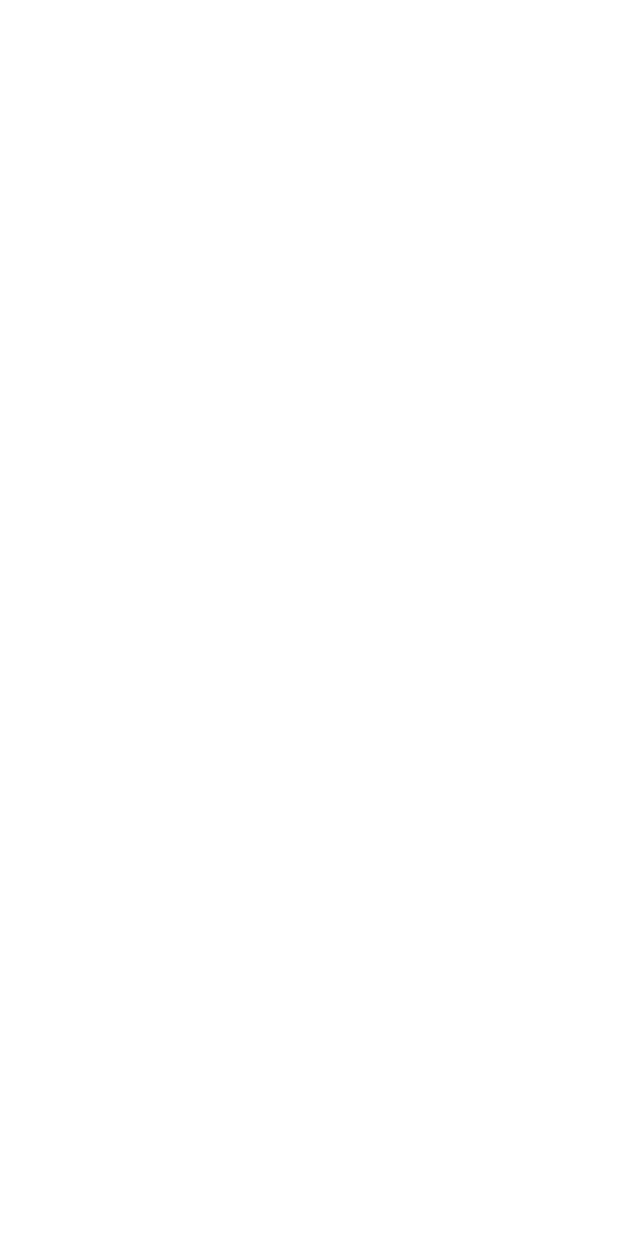
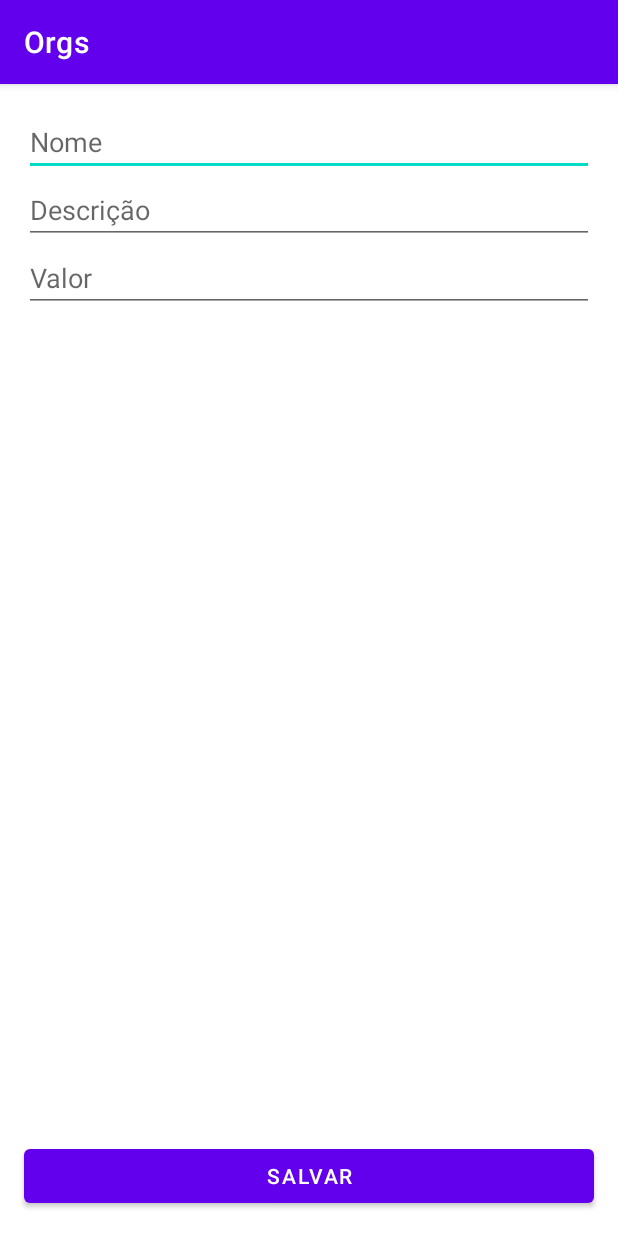
Before and after one commit to PedroSomensi/android-orgs, an Android app built with Jetpack Compose: the screen it shows after launch (MainActivity before the commit, FormProductActivity after it), on a phone screen of 412 x 824 dp. Before the commit the screen is empty. Run offline under Robolectric (Android 15) with nearby library versions, the phone set to English and light mode, and no system bars.

Commit message:
created form activity

```diff
--- a/app/src/main/java/com/somensi/orgs/MainActivity.kt
+++ /dev/null
@@ -1,14 +0,0 @@
-package com.somensi.orgs
-
-import android.app.Activity
-import android.os.Bundle
-import android.widget.Toast
-
-class MainActivity: Activity() {
-
-    override fun onCreate(savedInstanceState: Bundle?) {
-        super.onCreate(savedInstanceState)
-        Toast.makeText(this, "Bem vindo ao Orgs!", Toast.LENGTH_SHORT).show()
-    }
-
-}
--- /dev/null
+++ b/app/src/main/res/layout/activity_form_product.xml
@@ -0,0 +1,60 @@
+<?xml version="1.0" encoding="utf-8"?>
+<ScrollView xmlns:android="http://schemas.android.com/apk/res/android"
+    xmlns:app="http://schemas.android.com/apk/res-auto"
+    xmlns:tools="http://schemas.android.com/tools"
+    android:layout_width="match_parent"
+    android:layout_height="match_parent"
+    android:fillViewport="true">
+
+    <androidx.constraintlayout.widget.ConstraintLayout
+        android:layout_width="match_parent"
+        android:layout_height="wrap_content"
+        tools:context=".ui.activity.FormProductActivity">
+
+        <EditText
+            android:id="@+id/name"
+            android:layout_width="0dp"
+            android:layout_height="wrap_content"
+            app:layout_constraintStart_toStartOf="parent"
+            app:layout_constraintTop_toTopOf="parent"
+            app:layout_constraintEnd_toEndOf="parent"
+            android:hint="Nome"
+            android:layout_margin="16dp"
+            android:inputType="text"
+            />
+
+        <EditText
+            android:id="@+id/description"
+            android:layout_width="0dp"
+            android:layout_height="wrap_content"
+            app:layout_constraintEnd_toEndOf="@id/name"
+            app:layout_constraintStart_toStartOf="@id/name"
+            app:layout_constraintTop_toBottomOf="@id/name"
+            android:hint="Descrição"
+            android:inputType="text"/>
+
+        <EditText
+            android:id="@+id/value"
+            android:layout_width="0dp"
+            android:layout_height="wrap_content"
+            app:layout_constraintStart_toStartOf="@id/name"
+            app:layout_constraintTop_toBottomOf="@id/description"
+            app:layout_constraintEnd_toEndOf="@id/name"
+            android:hint="Valor"
+            android:inputType="numberDecimal" />
+
+        <Button
+            android:id="@+id/button_save"
+            android:layout_width="0dp"
+            android:layout_height="wrap_content"
+            app:layout_constraintBottom_toBottomOf="parent"
+            app:layout_constraintStart_toStartOf="parent"
+            app:layout_constraintEnd_toEndOf="parent"
+            android:layout_margin="16dp"
+            android:text="Salvar"
+            app:layout_constraintTop_toBottomOf="@id/value"
+            app:layout_constraintVertical_bias="1"
+            />
+
+    </androidx.constraintlayout.widget.ConstraintLayout>
+</ScrollView>
--- a/app/src/main/res/values/strings.xml
+++ b/app/src/main/res/values/strings.xml
@@ -1,3 +1,4 @@
 <resources>
     <string name="app_name">Orgs</string>
+    <string name="title_activity_form_product">FormProductActivity</string>
 </resources>
--- a/build.gradle.kts
+++ b/build.gradle.kts
@@ -1,5 +1,9 @@
 // Top-level build file where you can add configuration options common to all sub-projects/modules.
 plugins {
     id("com.android.application") version "8.1.1" apply false
-    id("org.jetbrains.kotlin.android") version "1.9.0" apply false
+    id("org.jetbrains.kotlin.android") version "1.8.10" apply false
 }
+
+tasks.register("clean", Delete::class) {
+    delete(rootProject.layout.buildDirectory)
+}
```
Also changed, not shown: app/build.gradle.kts (+30 -3 lines), app/src/main/AndroidManifest.xml (+15 -6 lines), app/src/main/java/com/somensi/orgs/model/Product.kt (added, +9 -0 lines), app/src/main/java/com/somensi/orgs/recycler/adapter/ProductListAdapter.kt (added, +45 -0 lines), app/src/main/java/com/somensi/orgs/ui/activity/FormProductActivity.kt (added, +48 -0 lines), app/src/main/java/com/somensi/orgs/ui/activity/MainActivity.kt (added, +31 -0 lines), app/src/main/java/com/somensi/orgs/ui/theme/Color.kt (added, +11 -0 lines), app/src/main/java/com/somensi/orgs/ui/theme/Theme.kt (added, +70 -0 lines), app/src/main/java/com/somensi/orgs/ui/theme/Type.kt (added, +34 -0 lines), app/src/main/res/layout/activity_main.xml (added, +20 -0 lines), app/src/main/res/layout/product_item.xml (added, +44 -0 lines), 1 other file.
